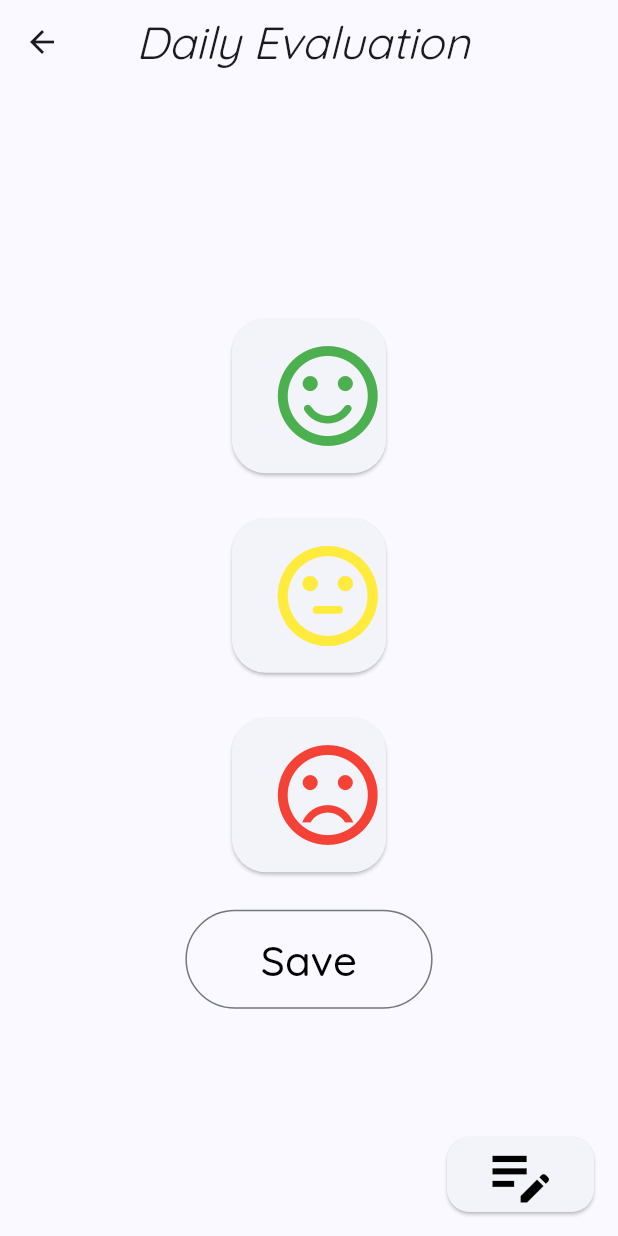
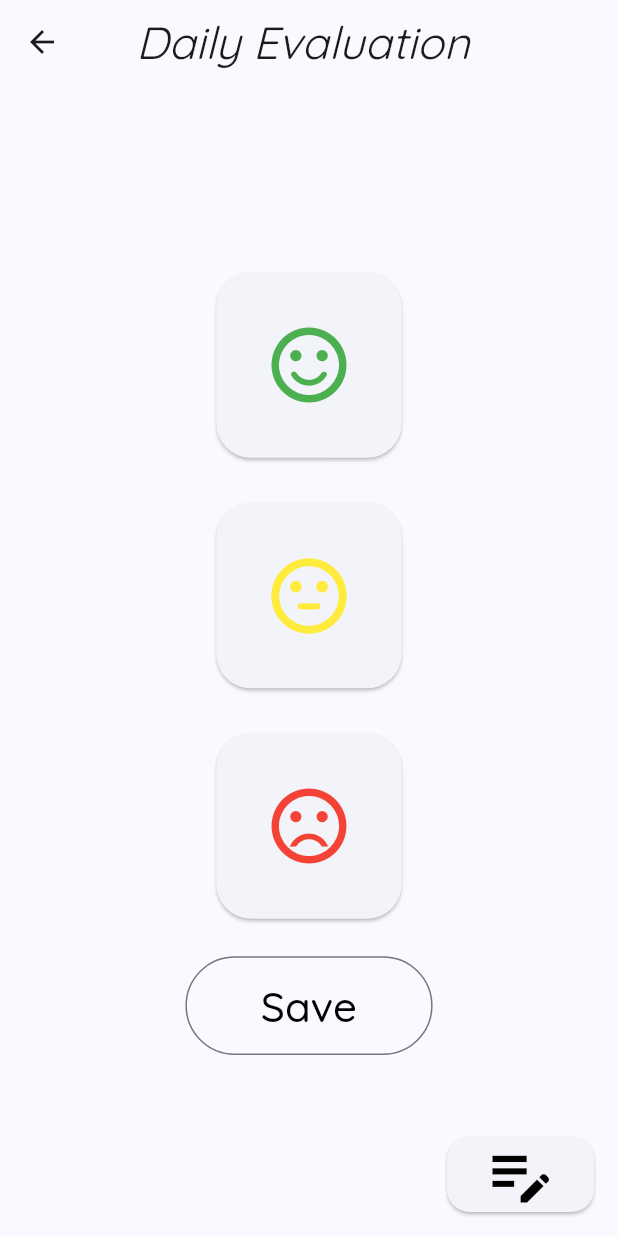
Before and after one commit to ellenritterbusch/urinary_incontinence_application, a Flutter app: the DailyEvaluationPage screen opened directly, after a tap on the "sentiment satisfied" icon, after a tap on "Save", on a phone screen of 412 x 824 dp. Run offline on Flutter 3.47's test engine with Material 3 defaults, Android fonts, the phone set to English and light mode, and no system bars; our stand-ins replace google_fonts, sqflite, table_calendar; accounts and stored records are empty.

Commit message:
noget der virker med android stimulator

```diff
--- a/lib/BladderDiary/DailyEvaluationPage/DailyEvaluationPage.dart
+++ b/lib/BladderDiary/DailyEvaluationPage/DailyEvaluationPage.dart
@@ -4,6 +4,7 @@ import 'package:flutter/material.dart';
 import 'package:urinary_incontinence_application/BladderDiary/DailyEvaluationPage/EvaluationButton.dart';
 import 'package:urinary_incontinence_application/Database/DatabaseModel.dart';
 import 'package:urinary_incontinence_application/Database/DatabaseManager.dart';
+import 'package:urinary_incontinence_application/BladderDiary/CalendarPage/Table_calendar.dart';
 
 
 class DailyEvaluationPage extends StatefulWidget {
@@ -14,7 +15,8 @@ class DailyEvaluationPage extends StatefulWidget {
 }
 
 class _DailyEvaluationPageState extends State<DailyEvaluationPage> {
-  late TextEditingController controller; //initialize controller for memo
+  late TextEditingController controller;
+  late DatabaseModel evaluation;
 
   @override //Used to take user input for memo
     void initState(){
@@ -28,9 +30,9 @@ class _DailyEvaluationPageState extends State<DailyEvaluationPage> {
   //ATTRIBUTES FOR DAILY EVALUATION
 
   String dailyEvaluationMemo =''; //Initialize a memo string to be filled out later
-  int dailyEvaluation = 0; //Used to store result of daily evaluation, 1= bad, 2=neutral, 3= good
   bool isVisible = false;  //Used for displaying note button when an evaluation has been given
-  DatabaseModel databaseModelDE = DatabaseModel(0, '', '');
+  DatabaseModel databaseModelDE = DatabaseModel(0,'',today);
+
 
   @override
   Widget build(BuildContext context) {
@@ -81,6 +83,7 @@ class _DailyEvaluationPageState extends State<DailyEvaluationPage> {
                 onPressed: (){
                   setState(() {
                     isVisible = true;
+                    databaseModelDE.dailyEvaluationScore = 3;
                   });
                 }),
                 EvaluationButton(
@@ -89,6 +92,7 @@ class _DailyEvaluationPageState extends State<DailyEvaluationPage> {
                 onPressed: (){
                   setState(() {
                     isVisible = true;
+                    databaseModelDE.dailyEvaluationScore = 2;
                   });
                 }),
                 EvaluationButton(
@@ -97,6 +101,7 @@ class _DailyEvaluationPageState extends State<DailyEvaluationPage> {
                 onPressed: (){
                   setState(() {
                     isVisible = true;
+                    databaseModelDE.dailyEvaluationScore = 1;
                   });
                 }),
 
@@ -104,12 +109,9 @@ class _DailyEvaluationPageState extends State<DailyEvaluationPage> {
                 Padding(
                   padding: const EdgeInsets.all(10.0),
                   child: OutlinedButton(
-                     onPressed : (){
-                       setState(() {
-                        databaseModelDE.date = '1';
-                        databaseModelDE.dailyEvaluationScore = dailyEvaluation;
-                        databaseModelDE.dailyEvaluationMemo = dailyEvaluationMemo;
-                      });
+                     onPressed : () async{
+                      final evaluation =  await DatabaseManager.databaseManager.insertDailyEvaluation(databaseModelDE);
+                      print('$evaluation value inserted');
                     },
                     style: OutlinedButton.styleFrom(
                       fixedSize: Size(MediaQuery.of(context).size.width * 0.40, MediaQuery.of(context).size.height * 0.08)),
@@ -123,7 +125,7 @@ class _DailyEvaluationPageState extends State<DailyEvaluationPage> {
             child:  ElevatedButton(
                     onPressed : () async {
                         final dailyEvaluationMemo = await openDialog();
-                        setState(() => this.dailyEvaluationMemo=dailyEvaluationMemo);
+                        setState(() => databaseModelDE.dailyEvaluationMemo = dailyEvaluationMemo);
                     },
                     style: ElevatedButton.styleFrom(
                       shape: RoundedRectangleBorder(borderRadius: BorderRadius.circular(15))
@@ -136,60 +138,3 @@ class _DailyEvaluationPageState extends State<DailyEvaluationPage> {
 
   }
 }
-
-
-// <Widget>[
-              // Row( //Green Button
-              //   mainAxisAlignment: MainAxisAlignment.center,
-              //   children: <Widget>[ ElevatedButton(
-              //       onPressed : () {setState(() {
-              // dailyEvaluation = 3;
-              // isVisible = true;
-              //                                 });
-              //                       },
-              //       style:  ElevatedButton.styleFrom(
-              //            fixedSize: Size(120, 120),
-              //            shape: RoundedRectangleBorder(
-              //             borderRadius: BorderRadius.circular(23.0))),
-              //       child:
-              //       const Icon(
-              //           Icons.sentiment_satisfied_rounded, size: 70.0, color: Colors.green,),
-              //       )
-              //     ],
-
-              //     ),
-              // Row( //Yellow button
-              //   mainAxisAlignment: MainAxisAlignment.center,
-              //     children: <Widget>[ ElevatedButton(
-              //       onPressed : () {setState(() {
-              // dailyEvaluation = 2;
-              // isVisible = true;
-              //                                     });
-              //                        },
-              //       style:  ElevatedButton.styleFrom(
-              //            fixedSize: Size(120, 120),
-              //            shape: RoundedRectangleBorder(
-              //             borderRadius: BorderRadius.circular(23.0))),
-              //       child: const Icon(
-              //           Icons.sentiment_satisfied_rounded, size: 70.0, color: Colors.yellow),
-              //       )
-              //     ],
-
-              //     ),
-              // Row( //Red button
-              //   mainAxisAlignment: MainAxisAlignment.spaceEvenly,
-              //     children: <Widget>[
-              //       ElevatedButton(
-              //       onPressed : () {setState(() {
-              //       dailyEvaluation = 1;
-              //         isVisible = true;
-              //                                   });
-              //                       },
-              //       style:  ElevatedButton.styleFrom(
-              //            fixedSize: Size(MediaQuery.of(context).size.width * 0.30, MediaQuery.of(context).size.width * 0.30),
-              //            shape: RoundedRectangleBorder(
-              //             borderRadius: BorderRadius.circular(23.0))),
-              //       child: const Icon(
-              //           Icons.sentiment_satisfied_rounded, size: 80, color: Colors.red),
-              //       )
-              //     ],
--- a/lib/BladderDiary/DailyEvaluationPage/EvaluationButton.dart
+++ b/lib/BladderDiary/DailyEvaluationPage/EvaluationButton.dart
@@ -26,10 +26,10 @@ class _EvaluationButtonState extends State<EvaluationButton> {
         child: ElevatedButton(
           onPressed: widget.onPressed,
          style:  ElevatedButton.styleFrom(
-          fixedSize: Size(MediaQuery.of(context).size.width * 0.25, MediaQuery.of(context).size.width * 0.25),
+          fixedSize: Size(MediaQuery.of(context).size.width * 0.30, MediaQuery.of(context).size.width * 0.30),
           shape: RoundedRectangleBorder(
                borderRadius: BorderRadius.circular(23))),
-          child: Icon(widget.yourIcon,  size: 80, color: widget.iconcolor),
+          child: Icon(widget.yourIcon,  size: 60, color: widget.iconcolor),
           ),
       ),
       ]
--- a/lib/Database/DatabaseModel.dart
+++ b/lib/Database/DatabaseModel.dart
@@ -1,42 +1,25 @@
 class DatabaseModel {
 
- late int _dailyEvaluationScore;
- late String _dailyEvaluationMemo;
- late String _date;
- late bool _accident;
+ late int? dailyEvaluationScore;
+ late String? dailyEvaluationMemo;
+ late DateTime? date;
+// late bool accident;
 
-  DatabaseModel(this._dailyEvaluationScore, this._dailyEvaluationMemo, this._date);
+DatabaseModel(this.dailyEvaluationScore, this.dailyEvaluationMemo, this.date);
 
-  // Getters
-  int get dailyEvaluationScore => _dailyEvaluationScore;
-  String get dailyEvaluationMemo => _dailyEvaluationMemo;
-  String get date => _date;
-
-  // Setters
-  set dailyEvaluationScore(int score) {
-    _dailyEvaluationScore = score;
-  }
-
-  set dailyEvaluationMemo(String memo) {
-    _dailyEvaluationMemo = memo;
-  }
-
-  set date(String date) {
-    _date = date;
-  }
 
   Map<String,dynamic> toMap(){
     var map = Map<String, dynamic>();
-    map['dailyEvaluationScore'] = _dailyEvaluationScore;
-    map['dailyEvaluationMemo'] = _dailyEvaluationMemo;
-    map['date'] = _date;
-    map['accident']= _accident;
+    map['dailyEvaluationScore'] = dailyEvaluationScore;
+    map['dailyEvaluationMemo'] = dailyEvaluationMemo;
+    map['date'] = date;
+   // map['accident']= accident;
     return map;
   }
 
   DatabaseModel.fromMapObject(Map<String,dynamic> map){
-    this._dailyEvaluationScore= map['dailyEvaluationScore'];
-    this._dailyEvaluationMemo = map['dailyEvaluationMemo'];
-    this._date = map['date'];
+    this.dailyEvaluationScore= map['dailyEvaluationScore'];
+    this.dailyEvaluationMemo = map['dailyEvaluationMemo'];
+    this.date = map['date'];
   }
 }
```
Also changed, not shown: lib/Database/DatabaseManager.dart (+26 -25 lines).
